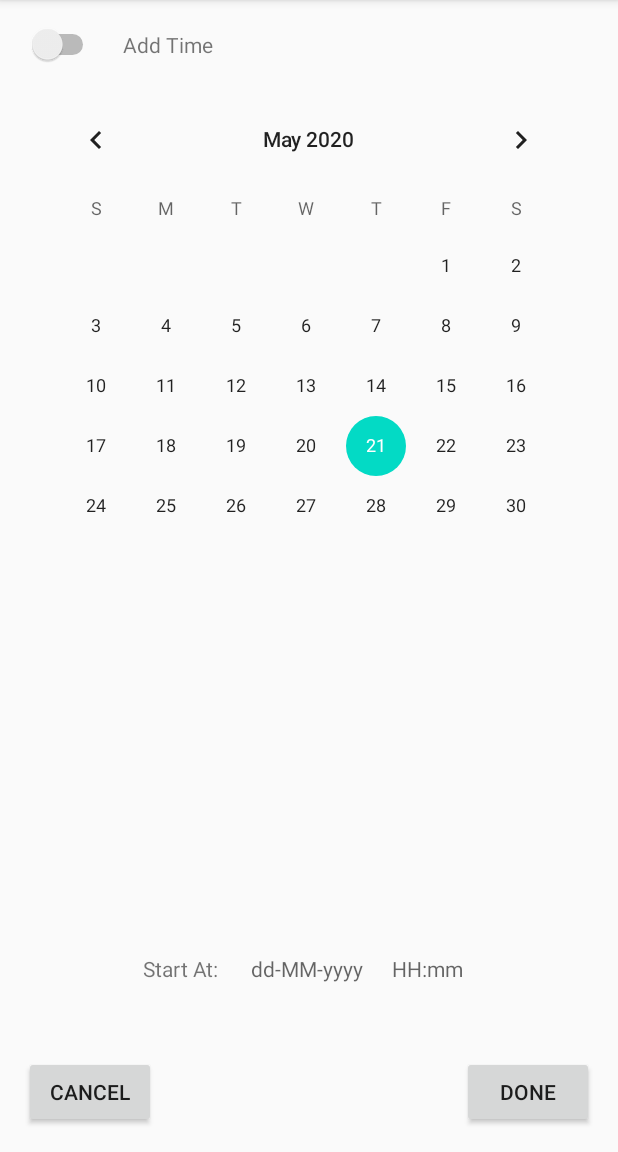
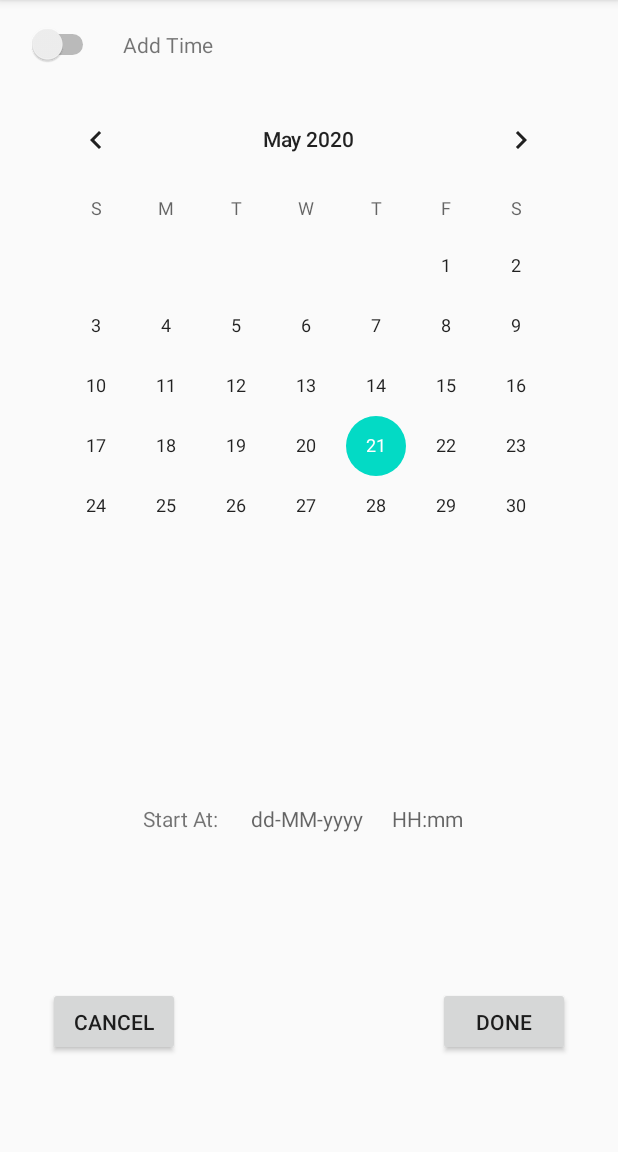
Before and after one commit to Ackermanm/App-Meeting, an Android app: the TimeActivity screen opened directly, with no data from a screen before it, on a phone screen of 412 x 824 dp, the part 84-1236 px from its top. Run offline under Robolectric (Android 15) with nearby library versions, the phone set to English and light mode, and no system bars.

Commit message:
format update

```diff
--- a/app/src/main/res/layout/activity_detail.xml
+++ b/app/src/main/res/layout/activity_detail.xml
@@ -78,8 +78,8 @@
 
         <Button
             android:id="@+id/buttonBack"
-            android:layout_width="wrap_content"
-            android:layout_height="wrap_content"
+            android:layout_width="88dp"
+            android:layout_height="46dp"
             android:layout_marginRight="20dp"
             android:onClick="BackClicked"
             android:text="back" />
--- a/app/src/main/res/layout/activity_time.xml
+++ b/app/src/main/res/layout/activity_time.xml
@@ -16,31 +16,12 @@
         app:layout_constraintStart_toStartOf="parent"
         app:layout_constraintTop_toBottomOf="@+id/switchAddTime" />
 
-    <LinearLayout
-        android:id="@+id/linearChosenDate"
-        android:layout_width="222dp"
-        android:layout_height="210dp"
-        android:layout_marginStart="48dp"
-        android:orientation="vertical"
-        app:layout_constraintStart_toStartOf="parent"
-        app:layout_constraintTop_toBottomOf="@+id/calendarTime" />
-
-    <LinearLayout
-        android:id="@+id/linearChosenDateDelete"
-        android:layout_width="104dp"
-        android:layout_height="210dp"
-        android:layout_marginBottom="1dp"
-        android:orientation="vertical"
-        app:layout_constraintBottom_toBottomOf="@+id/linearChosenDate"
-        app:layout_constraintStart_toEndOf="@+id/linearChosenDate"
-        app:layout_constraintTop_toTopOf="@+id/linearChosenDate" />
-
     <Button
         android:id="@+id/buttonCancelTime"
-        android:layout_width="wrap_content"
-        android:layout_height="wrap_content"
-        android:layout_marginStart="16dp"
-        android:layout_marginBottom="16dp"
+        android:layout_width="88dp"
+        android:layout_height="46dp"
+        android:layout_marginStart="32dp"
+        android:layout_marginBottom="64dp"
         android:onClick="CancelTimeClicked"
         android:text="Cancel"
         app:layout_constraintBottom_toBottomOf="parent"
@@ -48,10 +29,10 @@
 
     <Button
         android:id="@+id/buttonDoneTime"
-        android:layout_width="wrap_content"
-        android:layout_height="wrap_content"
-        android:layout_marginEnd="16dp"
-        android:layout_marginBottom="16dp"
+        android:layout_width="88dp"
+        android:layout_height="46dp"
+        android:layout_marginEnd="32dp"
+        android:layout_marginBottom="64dp"
         android:onClick="DoneTimeClicked"
         android:text="Done"
         app:layout_constraintBottom_toBottomOf="parent"
@@ -90,7 +71,7 @@
         android:id="@+id/startDate"
         android:layout_width="78dp"
         android:layout_height="32dp"
-        android:layout_marginBottom="100dp"
+        android:layout_marginBottom="200dp"
         android:hint="dd-MM-yyyy"
         app:layout_constraintBottom_toBottomOf="parent"
         app:layout_constraintEnd_toEndOf="parent"
```
Also changed, not shown: app/src/main/res/layout/activity_done.xml (+4 -4 lines), app/src/main/res/layout/activity_new_meeting.xml (+8 -8 lines), app/src/main/res/layout/activity_register.xml (+7 -7 lines), app/src/main/res/layout/activity_vote.xml (+5 -4 lines).
